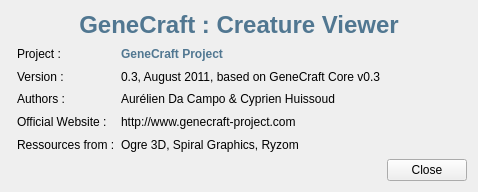
Old version of the form src/genecraft/apps/genecraft/creatureviewer/ui/creatureviewerabout.ui in the repository GeneCraft/GeneCraft-Project.
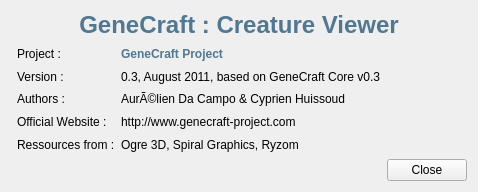
New version of the form. Icons and pictures are not drawn.

The edit to the form file:
```diff
--- a/src/genecraft/apps/genecraft/creatureviewer/ui/creatureviewerabout.ui
+++ b/src/genecraft/apps/genecraft/creatureviewer/ui/creatureviewerabout.ui
@@ -103,7 +103,7 @@
    <item row="3" column="2">
     <widget class="QLabel" name="label_6">
      <property name="text">
-      <string>Aurélien Da Campo &amp; Cyprien Huissoud</string>
+      <string>AurÃ©lien Da Campo &amp; Cyprien Huissoud</string>
      </property>
     </widget>
    </item>
```
